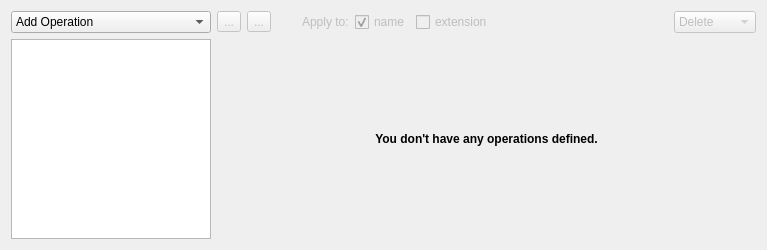
metamorphose/metamorphose3, file src/operationsform.ui: the form before one commit.
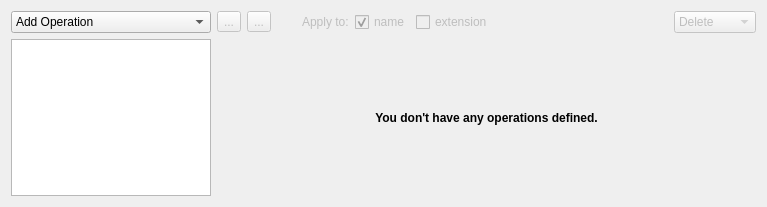
The form after the commit. Icons and pictures are not drawn.

What changed in the file:
```diff
--- a/src/operationsform.ui
+++ b/src/operationsform.ui
@@ -7,7 +7,7 @@
     <x>0</x>
     <y>0</y>
     <width>767</width>
-    <height>250</height>
+    <height>207</height>
    </rect>
   </property>
   <property name="windowTitle">
@@ -175,12 +175,27 @@
    </item>
    <item row="1" column="1" rowspan="2" colspan="7">
     <widget class="QLabel" name="helpText">
+     <property name="sizePolicy">
+      <sizepolicy hsizetype="Preferred" vsizetype="Expanding">
+       <horstretch>0</horstretch>
+       <verstretch>0</verstretch>
+      </sizepolicy>
+     </property>
+     <property name="minimumSize">
+      <size>
+       <width>0</width>
+       <height>0</height>
+      </size>
+     </property>
      <property name="font">
       <font>
        <weight>75</weight>
        <bold>true</bold>
       </font>
      </property>
+     <property name="frameShape">
+      <enum>QFrame::NoFrame</enum>
+     </property>
      <property name="text">
       <string>You don't have any operations defined.</string>
      </property>
```
